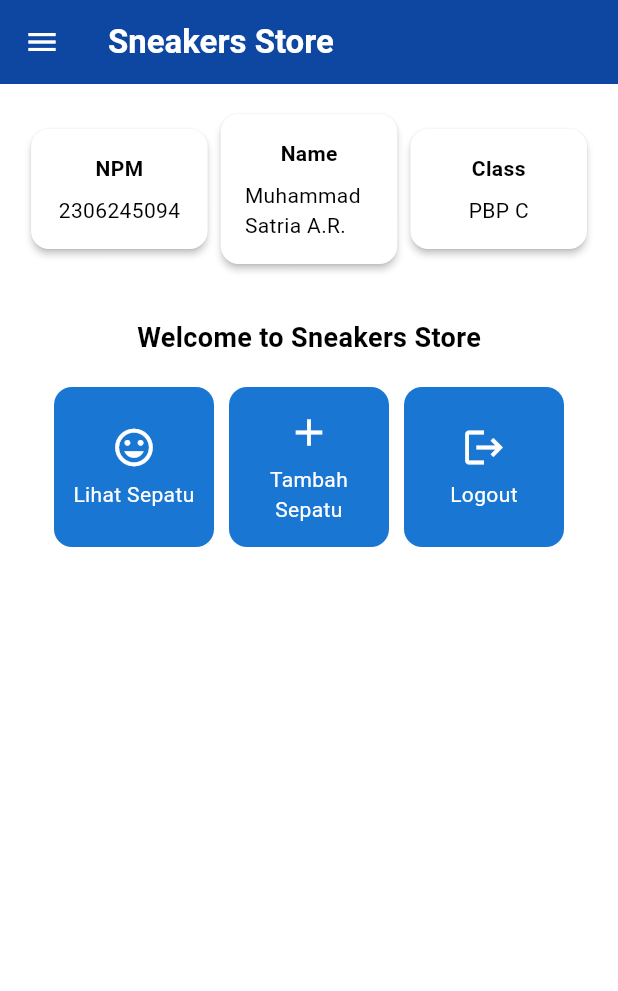
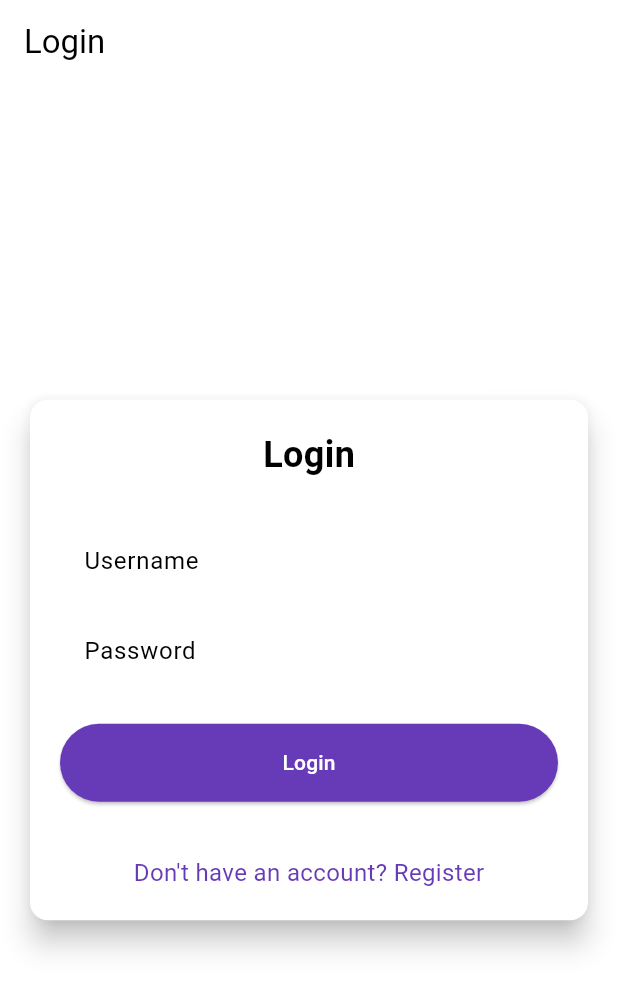
Before and after one commit to satrialeka/app-e-commerce-sneakers, a Flutter app: the screen it shows after launch, on a phone screen of 412 x 824 dp. Shown: the top 991 px of the screen. Run offline on Flutter 3.47's test engine with Material 3 defaults, Android fonts, the phone set to English and light mode, and no system bars; missing offline and left inert: pbp_django_auth.

Commit message:
tugas 9 selesai

```diff
--- a/lib/main.dart
+++ b/lib/main.dart
@@ -1,5 +1,8 @@
 import 'package:flutter/material.dart';
+import 'package:sneakers_store/screens/login.dart';
 import 'package:sneakers_store/screens/menu.dart';
+import 'package:pbp_django_auth/pbp_django_auth.dart';
+import 'package:provider/provider.dart';
 
 void main() {
   runApp(const MyApp());
@@ -10,18 +13,21 @@ class MyApp extends StatelessWidget {
 
   @override
   Widget build(BuildContext context) {
-    return MaterialApp(
-      title: 'Sneakers Store',
-      theme: ThemeData(
-        colorScheme: ColorScheme.fromSwatch(
-          primarySwatch: Colors.blue,
-        ).copyWith(
-          primary: Colors.blue[900],
-          secondary: Colors.blue[700],
+    return Provider(
+      create: (_) {
+        CookieRequest request = CookieRequest();
+        return request;
+      },
+      child: MaterialApp(
+        title: 'Mental Health Tracker',
+        theme: ThemeData(
+          useMaterial3: true,
+          colorScheme: ColorScheme.fromSwatch(
+            primarySwatch: Colors.deepPurple,
+          ).copyWith(secondary: Colors.deepPurple[400]),
         ),
-        useMaterial3: true,
+        home: const LoginPage(),
       ),
-      home: MyHomePage(),
     );
   }
 }
--- /dev/null
+++ b/lib/screens/login.dart
@@ -0,0 +1,180 @@
+import 'package:sneakers_store/screens/menu.dart';
+import 'package:flutter/material.dart';
+import 'package:pbp_django_auth/pbp_django_auth.dart';
+import 'package:provider/provider.dart';
+import 'package:sneakers_store/screens/register.dart';
+
+void main() {
+  runApp(const LoginApp());
+}
+
+class LoginApp extends StatelessWidget {
+  const LoginApp({super.key});
+
+  @override
+  Widget build(BuildContext context) {
+    return MaterialApp(
+      title: 'Login',
+      theme: ThemeData(
+        useMaterial3: true,
+        colorScheme: ColorScheme.fromSwatch(
+          primarySwatch: Colors.deepPurple,
+        ).copyWith(secondary: Colors.deepPurple[400]),
+      ),
+      home: const LoginPage(),
+    );
+  }
+}
+
+class LoginPage extends StatefulWidget {
+  const LoginPage({super.key});
+
+  @override
+  State<LoginPage> createState() => _LoginPageState();
+}
+
+class _LoginPageState extends State<LoginPage> {
+  final TextEditingController _usernameController = TextEditingController();
+  final TextEditingController _passwordController = TextEditingController();
+
+  @override
+  Widget build(BuildContext context) {
+    final request = context.watch<CookieRequest>();
+
+    return Scaffold(
+      appBar: AppBar(
+        title: const Text('Login'),
+      ),
+      body: Center(
+        child: SingleChildScrollView(
+          padding: const EdgeInsets.all(16.0),
+          child: Card(
+            elevation: 8,
+            shape: RoundedRectangleBorder(
+              borderRadius: BorderRadius.circular(12.0),
+            ),
+            child: Padding(
+              padding: const EdgeInsets.all(20.0),
+              child: Column(
+                mainAxisSize: MainAxisSize.min,
+                children: [
+                  const Text(
+                    'Login',
+                    style: TextStyle(
+                      fontSize: 24.0,
+                      fontWeight: FontWeight.bold,
+                    ),
+                  ),
+                  const SizedBox(height: 30.0),
+                  TextField(
+                    controller: _usernameController,
+                    decoration: const InputDecoration(
+                      labelText: 'Username',
+                      hintText: 'Enter your username',
+                      border: OutlineInputBorder(
+                        borderRadius: BorderRadius.all(Radius.circular(12.0)),
+                      ),
+                      contentPadding: EdgeInsets.symmetric(
+                          horizontal: 12.0, vertical: 8.0),
+                    ),
+                  ),
+                  const SizedBox(height: 12.0),
+                  TextField(
+                    controller: _passwordController,
+                    decoration: const InputDecoration(
+                      labelText: 'Password',
+                      hintText: 'Enter your password',
+                      border: OutlineInputBorder(
+                        borderRadius: BorderRadius.all(Radius.circular(12.0)),
+                      ),
+                      contentPadding: EdgeInsets.symmetric(
+                          horizontal: 12.0, vertical: 8.0),
+                    ),
+                    obscureText: true,
+                  ),
+                  const SizedBox(height: 24.0),
+                  ElevatedButton(
+                    onPressed: () async {
+                      String username = _usernameController.text;
+                      String password = _passwordController.text;
+
+                      final response = await request.login(
+                        "http://10.0.2.2:8000/auth/login/",
+                        {
+                          'username': username,
+                          'password': password,
+                        },
+                      );
+
+                      if (request.loggedIn) {
+                        String message = response['message'];
+                        String uname = response['username'];
+                        if (context.mounted) {
+                          Navigator.pushReplacement(
+                            context,
+                            MaterialPageRoute(
+                                builder: (context) => MyHomePage()),
+                          );
+                          ScaffoldMessenger.of(context)
+                            ..hideCurrentSnackBar()
+                            ..showSnackBar(
+                              SnackBar(
+                                  content: Text(
+                                      "$message Selamat datang, $uname.")),
+                            );
+                        }
+                      } else {
+                        if (context.mounted) {
+                          showDialog(
+                            context: context,
+                            builder: (context) => AlertDialog(
+                              title: const Text('Login Gagal'),
+                              content: Text(response['message']),
+                              actions: [
+                                TextButton(
+                                  child: const Text('OK'),
+                                  onPressed: () {
+                                    Navigator.pop(context);
+                                  },
+                                ),
+                              ],
+                            ),
+                          );
+                        }
+                      }
+                    },
+                    style: ElevatedButton.styleFrom(
+                      foregroundColor: Colors.white,
+                      minimumSize: const Size(double.infinity, 50),
+                      backgroundColor:
+                          Theme.of(context).colorScheme.primary,
+                      padding: const EdgeInsets.symmetric(vertical: 16.0),
+                    ),
+                    child: const Text('Login'),
+                  ),
+                  const SizedBox(height: 36.0),
+                  GestureDetector(
+                    onTap: () {
+                      Navigator.push(
+                        context,
+                        MaterialPageRoute(
+                            builder: (context) => const RegisterPage()),
+                      );
+                    },
+                    child: Text(
+                      'Don\'t have an account? Register',
+                      style: TextStyle(
+                        color: Theme.of(context).colorScheme.primary,
+                        fontSize: 16.0,
+                      ),
+                    ),
+                  ),
+                ],
+              ),
+            ),
+          ),
+        ),
+      ),
+    );
+  }
+}
--- a/pubspec.yaml
+++ b/pubspec.yaml
@@ -35,6 +35,8 @@ dependencies:
   # The following adds the Cupertino Icons font to your application.
   # Use with the CupertinoIcons class for iOS style icons.
   cupertino_icons: ^1.0.8
+  provider: ^6.1.2
+  pbp_django_auth: ^0.4.0
 
 dev_dependencies:
   flutter_test:
```
Also changed, not shown: lib/screens/register.dart (added, +166 -0 lines), pubspec.lock, 1 other file.
